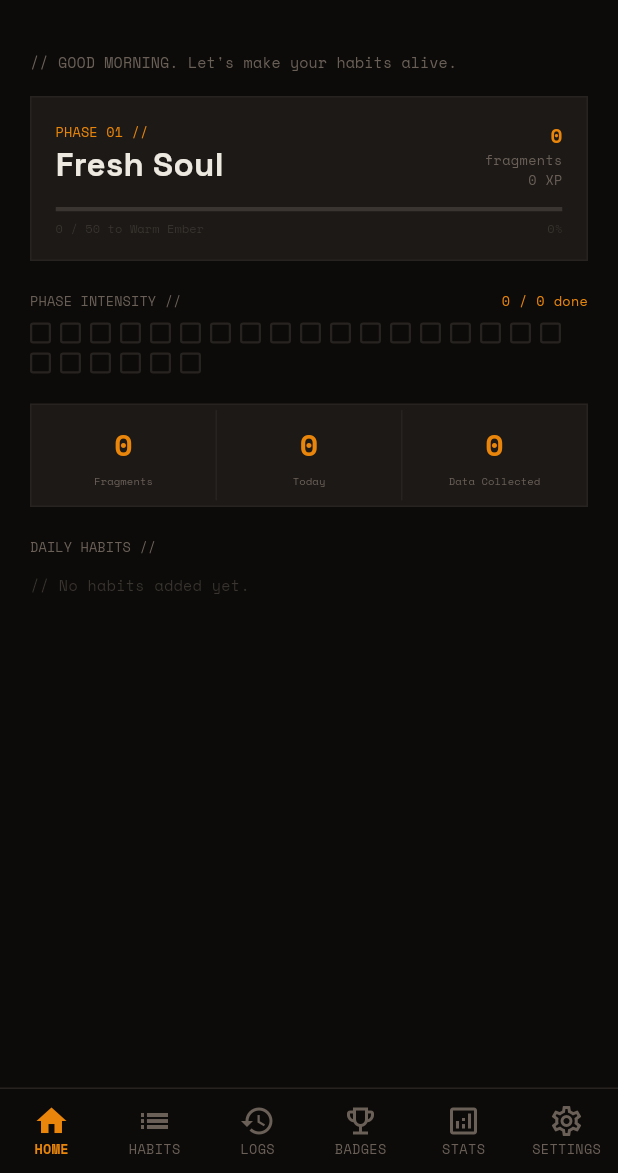
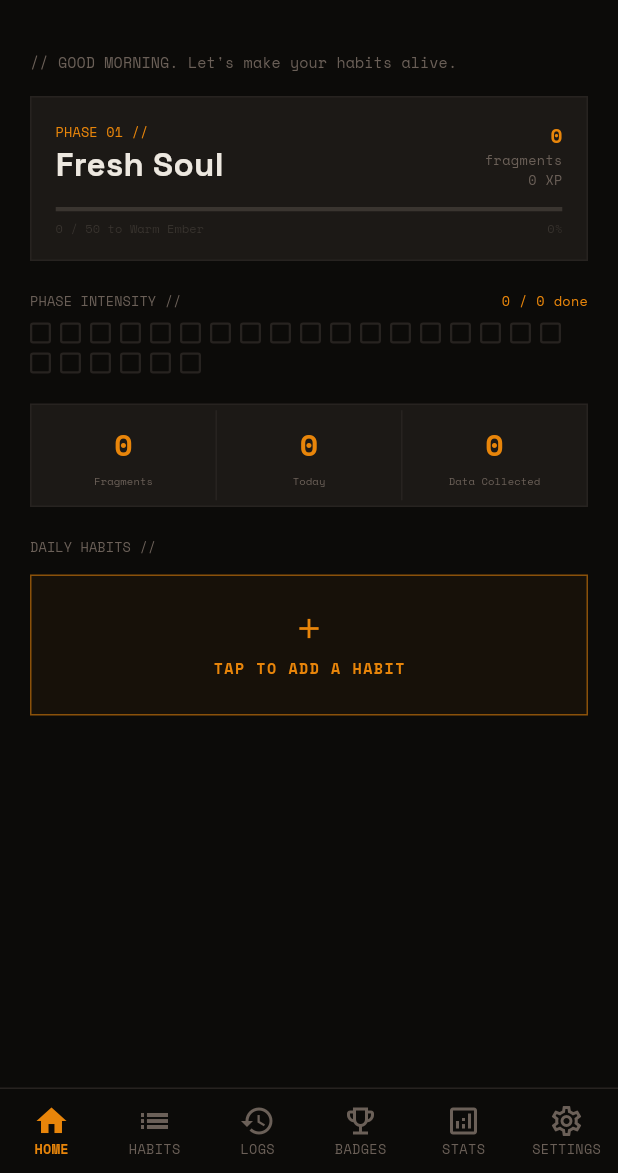
Before and after one commit to vijayarkananduri/theMAWO, a Flutter app: the screen it shows after launch, after a tap on "BEGIN", on a phone screen of 412 x 824 dp, the part 63-1236 px from its top. Run offline on Flutter 3.47's test engine with Material 3 defaults, Android fonts, the phone set to English and light mode, and no system bars; our stand-ins replace file_picker, flutter_local_notifications, google_fonts, shared_preferences, timezone.

Commit message:
Fix notifications onboarding and habit add UX

```diff
--- a/lib/main.dart
+++ b/lib/main.dart
@@ -45,11 +45,18 @@ class _MAWOAppState extends State<MAWOApp> {
           themeMode: isDark ? ThemeMode.dark : ThemeMode.light,
           theme: AppTheme.light,
           darkTheme: AppTheme.dark,
-          home: BootScreen(
-            onComplete: () {
-              _navigatorKey.currentState?.pushReplacementNamed('/home');
-            },
-          ),
+          home: appState.onboardingComplete
+              ? const HomeScreen()
+              : BootScreen(
+                  onComplete: () async {
+                    await appState.completeOnboarding();
+                    if (mounted) {
+                      _navigatorKey.currentState?.pushReplacement(
+                        MaterialPageRoute(builder: (_) => const HomeScreen()),
+                      );
+                    }
+                  },
+                ),
           routes: {
             '/home': (context) => const HomeScreen(),
           },
--- a/lib/providers/app_state.dart
+++ b/lib/providers/app_state.dart
@@ -28,6 +28,9 @@ class AppState extends ChangeNotifier {
   int longestStreak = 0;
   int daysActive = 0;
   late SharedPreferences _prefs;
+  bool hasSeenIntro = false;
+
+  bool get onboardingComplete => hasSeenIntro;
 
   static const phaseThresholds = [0, 50, 150, 300, 500];
   bool get hapticsEnabled => settings['hapticsEnabled'] ?? true;
@@ -42,6 +45,7 @@ class AppState extends ChangeNotifier {
 
   Future<void> loadData() async {
     _prefs = await SharedPreferences.getInstance();
+    hasSeenIntro = _prefs.getBool('mawo_intro_seen') ?? false;
     final json = _prefs.getString('mawo_data');
     if (json != null) {
       try {
@@ -61,7 +65,35 @@ class AppState extends ChangeNotifier {
         debugPrint('Error loading data: $e');
       }
     }
+    await rescheduleAllNotifications();
+    if (settings['eodEnabled'] == true) {
+      await NotificationService().scheduleEndOfDayReminder(time: settings['eodTime'] as String);
+    }
     notifyListeners();
+  }
+
+  Future<void> completeOnboarding() async {
+    hasSeenIntro = true;
+    await _prefs.setBool('mawo_intro_seen', true);
+    notifyListeners();
+  }
+
+  Future<void> rescheduleAllNotifications() async {
+    final service = NotificationService();
+    for (final habit in habits) {
+      await service.cancelHabitNotifications(habit.id);
+      if (habit.notif?.enabled == true) {
+        await service.scheduleNotification(
+          habitId: habit.id,
+          habitName: habit.name,
+          time: habit.notif!.time,
+          days: habit.notif!.days,
+          followup: habit.notif!.followup,
+          goalMinutes: habit.goalMinutes,
+          isOneTime: habit.type == 'onetime',
+        );
+      }
+    }
   }
 
   String exportData() => jsonEncode({
@@ -108,7 +140,18 @@ class AppState extends ChangeNotifier {
   List<Completion> getTodayCompletions() => completions.where((c) => c.date == today).toList();
 
   void setUserName(String name) { user['name'] = name; saveData(); notifyListeners(); }
-  void setEODSettings(bool enabled, [String? time]) { settings['eodEnabled'] = enabled; if (time != null) settings['eodTime'] = time; saveData(); notifyListeners(); }
+  Future<void> setEODSettings(bool enabled, [String? time]) async {
+    settings['eodEnabled'] = enabled;
+    if (time != null) settings['eodTime'] = time;
+    final service = NotificationService();
+    if (enabled) {
+      await service.scheduleEndOfDayReminder(time: settings['eodTime'] as String);
+    } else {
+      await service.cancelEndOfDayReminder();
+    }
+    await saveData();
+    notifyListeners();
+  }
   void toggleTheme() { settings['isDark'] = !(settings['isDark'] ?? true); saveData(); notifyListeners(); }
   void setFeedbackSettings({bool? haptics, bool? completionFx}) { if (haptics != null) settings['hapticsEnabled'] = haptics; if (completionFx != null) settings['completionFxEnabled'] = completionFx; saveData(); notifyListeners(); }
 
@@ -191,5 +234,11 @@ class AppState extends ChangeNotifier {
   void addHabit(Habit habit) { habits.add(habit); _updateHabitNotifications(habit); saveData(); notifyListeners(); }
   void updateHabit(String id, Habit updated) { final index = habits.indexWhere((h) => h.id == id); if (index != -1) { habits[index] = updated; _updateHabitNotifications(updated); saveData(); notifyListeners(); } }
   void deleteHabit(String id) { habits.removeWhere((h) => h.id == id); completions.removeWhere((c) => c.habitId == id); NotificationService().cancelHabitNotifications(id); saveData(); notifyListeners(); }
-  void _updateHabitNotifications(Habit habit) { final ns = NotificationService(); ns.cancelHabitNotifications(habit.id); if (habit.notif != null && habit.notif!.enabled) { ns.scheduleNotification(habitId: habit.id, habitName: habit.name, time: habit.notif!.time, days: habit.notif!.days, followup: habit.notif!.followup, goalMinutes: habit.goalMinutes, isOneTime: habit.type == 'onetime'); } }
+  Future<void> _updateHabitNotifications(Habit habit) async {
+    final ns = NotificationService();
+    await ns.cancelHabitNotifications(habit.id);
+    if (habit.notif?.enabled == true) {
+      await ns.scheduleNotification(habitId: habit.id, habitName: habit.name, time: habit.notif!.time, days: habit.notif!.days, followup: habit.notif!.followup, goalMinutes: habit.goalMinutes, isOneTime: habit.type == 'onetime');
+    }
+  }
 }
--- a/lib/screens/boot_screen.dart
+++ b/lib/screens/boot_screen.dart
@@ -30,17 +30,17 @@ class _BootScreenState extends State<BootScreen>
     );
 
     _textController = AnimationController(
-      duration: const Duration(milliseconds: 3000),
+      duration: const Duration(milliseconds: 1900),
       vsync: this,
     );
 
     _aliveController = AnimationController(
-      duration: const Duration(milliseconds: 1200),
+      duration: const Duration(milliseconds: 360),
       vsync: this,
     );
 
     _contentController = AnimationController(
-      duration: const Duration(milliseconds: 500),
+      duration: const Duration(milliseconds: 320),
       vsync: this,
     );
 
@@ -50,10 +50,10 @@ class _BootScreenState extends State<BootScreen>
   void _startAnimation() async {
     await _logoController.forward();
     await Future.delayed(const Duration(milliseconds: 300));
-    _textController.forward();
-    await Future.delayed(const Duration(milliseconds: 500));
-    _aliveController.forward();
-    await Future.delayed(const Duration(milliseconds: 1300));
+    await _textController.forward();
+    await Future.delayed(const Duration(milliseconds: 80));
+    await _aliveController.forward();
+    await Future.delayed(const Duration(milliseconds: 160));
     _contentController.forward();
   }
 
--- a/lib/screens/home_screen.dart
+++ b/lib/screens/home_screen.dart
@@ -37,7 +37,9 @@ class _HomeScreenState extends State<HomeScreen> {
     final borderColor = isDark ? AppTheme.darkBorder : AppTheme.lightBorder;
 
     return Scaffold(
-      body: _screens[_currentIndex],
+      body: _currentIndex == 0
+          ? HomeContent(onAddHabit: () => setState(() => _currentIndex = 1))
+          : _screens[_currentIndex],
       bottomNavigationBar: Container(
         decoration: BoxDecoration(
           border: Border(top: BorderSide(color: borderColor)),
@@ -102,7 +104,8 @@ class _HomeScreenState extends State<HomeScreen> {
 }
 
 class HomeContent extends StatelessWidget {
-  const HomeContent({Key? key}) : super(key: key);
+  final VoidCallback? onAddHabit;
+  const HomeContent({Key? key, this.onAddHabit}) : super(key: key);
 
   @override
   Widget build(BuildContext context) {
@@ -158,11 +161,11 @@ class HomeContent extends StatelessWidget {
                     const SizedBox(height: 20),
 
                     // Daily Habits
-                    HabitsList(appState: appState, type: 'daily'),
+                    HabitsList(appState: appState, type: 'daily', onAddHabit: onAddHabit),
                     const SizedBox(height: 20),
 
                     // One-time Tasks
-                    HabitsList(appState: appState, type: 'onetime'),
+                    HabitsList(appState: appState, type: 'onetime', onAddHabit: onAddHabit),
                   ],
                 ),
               ),
@@ -512,11 +515,13 @@ class _StatCell extends StatelessWidget {
 class HabitsList extends StatelessWidget {
   final AppState appState;
   final String type;
+  final VoidCallback? onAddHabit;
 
   const HabitsList({
     Key? key,
     required this.appState,
     required this.type,
+    this.onAddHabit,
   }) : super(key: key);
 
   @override
@@ -541,12 +546,22 @@ class HabitsList extends StatelessWidget {
         ),
         const SizedBox(height: 12),
         if (habits.isEmpty)
-          Text(
-            '// No habits added yet.',
-            style: TextStyle(
-              fontFamily: AppTheme.spaceMono,
-              fontSize: 10,
-              color: isDark ? AppTheme.darkDim : AppTheme.lightDim,
+          GestureDetector(
+            onTap: onAddHabit,
+            child: Container(
+              width: double.infinity,
+              padding: const EdgeInsets.symmetric(vertical: 24, horizontal: 16),
+              decoration: BoxDecoration(
+                border: Border.all(color: AppTheme.uiColor.withOpacity(0.55)),
+                color: AppTheme.uiColor.withOpacity(0.05),
+              ),
+              child: const Column(
+                children: [
+                  Icon(Icons.add, color: AppTheme.uiColor, size: 22),
+                  SizedBox(height: 8),
+                  Text('TAP TO ADD A HABIT', style: TextStyle(fontFamily: AppTheme.spaceMono, fontSize: 10, color: AppTheme.uiColor, fontWeight: FontWeight.w700, letterSpacing: 1)),
+                ],
+              ),
             ),
           )
         else
--- a/lib/services/notification_service.dart
+++ b/lib/services/notification_service.dart
@@ -12,6 +12,9 @@ class NotificationService {
 
   Future<void> initializeNotifications() async {
     tz.initializeTimeZones();
+    // MAWO currently ships with the creator's deployment timezone. This keeps
+    // scheduled reminders aligned with the device used for the release build.
+    try { tz.setLocalLocation(tz.getLocation('Asia/Kolkata')); } catch (_) {}
     const initializationSettings = InitializationSettings(
       android: AndroidInitializationSettings('@mipmap/ic_launcher'),
       iOS: DarwinInitializationSettings(
@@ -29,6 +32,12 @@ class NotificationService {
       'Habit Reminders',
       description: 'Scheduled reminders for your MAWO habits',
       importance: Importance.high,
+    ));
+    await androidPlugin?.createNotificationChannel(const AndroidNotificationChannel(
+      'mawo_general',
+      'General Notifications',
+      description: 'Standard MAWO notifications',
+      importance: Importance.max,
     ));
     await _requestNotificationPermission();
     await _requestExactAlarmPermission();
@@ -130,6 +139,32 @@ class NotificationService {
     return (hour, minute);
   }
 
+  Future<void> scheduleEndOfDayReminder({required String time}) async {
+    await _notificationsPlugin.cancel(9001);
+    final parsed = _parseTime(time);
+    if (parsed == null) return;
+    final now = tz.TZDateTime.now(tz.local);
+    var scheduled = tz.TZDateTime(tz.local, now.year, now.month, now.day, parsed.$1, parsed.$2);
+    if (scheduled.isBefore(now)) scheduled = scheduled.add(const Duration(days: 1));
+    await _notificationsPlugin.zonedSchedule(
+      9001,
+      'MAWO // Daily Check-in',
+      'Your habits are still waiting for you. Close the loop before the day ends.',
+      scheduled,
+      const NotificationDetails(
+        android: AndroidNotificationDetails('mawo_general', 'General Notifications', channelDescription: 'Standard MAWO notifications', importance: Importance.max, priority: Priority.high),
+        iOS: DarwinNotificationDetails(),
+      ),
+      androidScheduleMode: AndroidScheduleMode.exactAllowWhileIdle,
+      uiLocalNotificationDateInterpretation: UILocalNotificationDateInterpretation.absoluteTime,
+      matchDateTimeComponents: DateTimeComponents.time,
+    );
+  }
+
+  Future<void> cancelEndOfDayReminder() async {
+    await _notificationsPlugin.cancel(9001);
+  }
+
   Future<void> cancelHabitNotifications(String habitId) async {
     final baseId = habitId.hashCode.abs();
     for (var i = 0; i < 7; i++) {
--- a/pubspec.yaml
+++ b/pubspec.yaml
@@ -19,6 +19,7 @@ dependencies:
   timezone: ^0.9.0
   flutter_local_notifications: ^17.0.0
   file_picker: ^8.1.2
+  url_launcher: ^6.3.1
 
 dev_dependencies:
   flutter_test:
```
Also changed, not shown: lib/screens/habits_screen.dart (+19 -9 lines), lib/screens/settings_screen.dart (+28 -0 lines).
